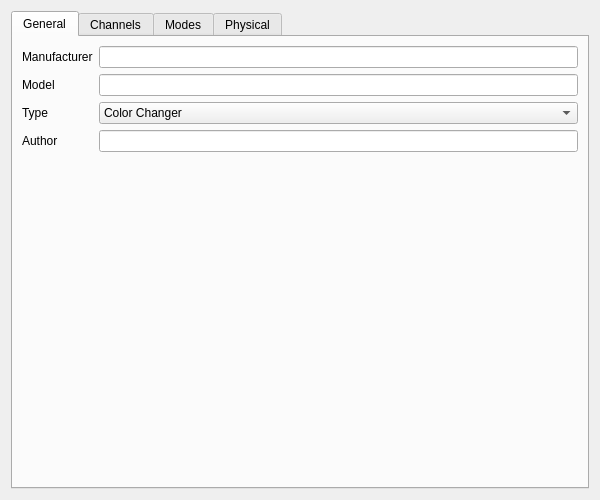
Qt form fixtureeditor/fixtureeditor.ui (mcallegari/qlcplus) before a commit.
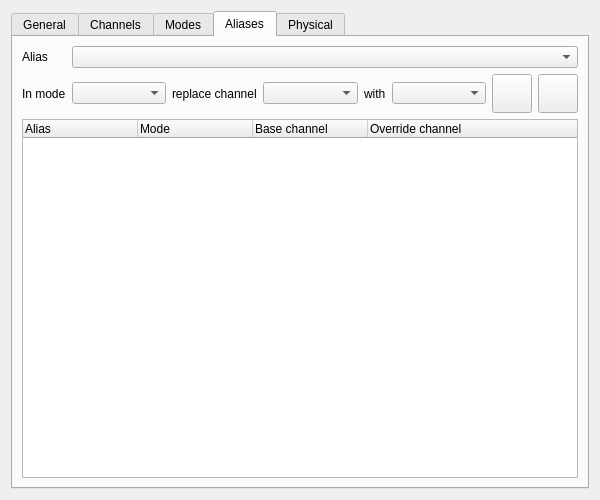
The same form after that commit. The open tabs and pages were chosen to show the change. Icons and pictures are not drawn.

Commit message: fixture editor: UI changes to add/remove aliases

The edit to the form file:
```diff
--- a/fixtureeditor/fixtureeditor.ui
+++ b/fixtureeditor/fixtureeditor.ui
@@ -586,6 +586,151 @@
        </item>
       </layout>
      </widget>
+     <widget class="QWidget" name="tab">
+      <attribute name="title">
+       <string>Aliases</string>
+      </attribute>
+      <layout class="QGridLayout" name="gridLayout_5">
+       <item row="0" column="0">
+        <layout class="QGridLayout" name="m_aliasGroup">
+         <item row="1" column="3">
+          <widget class="QComboBox" name="m_modeChannels">
+           <property name="sizePolicy">
+            <sizepolicy hsizetype="Expanding" vsizetype="Fixed">
+             <horstretch>0</horstretch>
+             <verstretch>0</verstretch>
+            </sizepolicy>
+           </property>
+          </widget>
+         </item>
+         <item row="1" column="0">
+          <widget class="QLabel" name="m_aliasModeLabel">
+           <property name="text">
+            <string>In mode</string>
+           </property>
+          </widget>
+         </item>
+         <item row="1" column="1">
+          <widget class="QComboBox" name="m_modesCombo">
+           <property name="sizePolicy">
+            <sizepolicy hsizetype="Expanding" vsizetype="Fixed">
+             <horstretch>0</horstretch>
+             <verstretch>0</verstretch>
+            </sizepolicy>
+           </property>
+          </widget>
+         </item>
+         <item row="1" column="6">
+          <widget class="QToolButton" name="m_addAliasButton">
+           <property name="toolTip">
+            <string>Add a new alias</string>
+           </property>
+           <property name="text">
+            <string notr="true"/>
+           </property>
+           <property name="icon">
+            <iconset resource="../ui/src/qlcui.qrc">
+             <normaloff>:/edit_add.png</normaloff>:/edit_add.png</iconset>
+           </property>
+           <property name="iconSize">
+            <size>
+             <width>32</width>
+             <height>32</height>
+            </size>
+           </property>
+          </widget>
+         </item>
+         <item row="1" column="4">
+          <widget class="QLabel" name="m_aliasOverrideLabel">
+           <property name="text">
+            <string>with</string>
+           </property>
+          </widget>
+         </item>
+         <item row="1" column="2">
+          <widget class="QLabel" name="m_aliasReplaceLabel">
+           <property name="text">
+            <string>replace channel</string>
+           </property>
+          </widget>
+         </item>
+         <item row="2" column="0" colspan="8">
+          <widget class="QTreeWidget" name="m_aliasTree">
+           <property name="sizePolicy">
+            <sizepolicy hsizetype="Expanding" vsizetype="Preferred">
+             <horstretch>0</horstretch>
+             <verstretch>0</verstretch>
+            </sizepolicy>
+           </property>
+           <attribute name="headerDefaultSectionSize">
+            <number>115</number>
+           </attribute>
+           <column>
+            <property name="text">
+             <string>Alias</string>
+            </property>
+           </column>
+           <column>
+            <property name="text">
+             <string>Mode</string>
+            </property>
+           </column>
+           <column>
+            <property name="text">
+             <string>Base channel</string>
+            </property>
+           </column>
+           <column>
+            <property name="text">
+             <string>Override channel</string>
+            </property>
+           </column>
+          </widget>
+         </item>
+         <item row="1" column="5">
+          <widget class="QComboBox" name="m_allChannels">
+           <property name="sizePolicy">
+            <sizepolicy hsizetype="Expanding" vsizetype="Fixed">
+             <horstretch>0</horstretch>
+             <verstretch>0</verstretch>
+            </sizepolicy>
+           </property>
+          </widget>
+         </item>
+         <item row="1" column="7">
+          <widget class="QToolButton" name="m_removeAliasButton">
+           <property name="toolTip">
+            <string>Remove the currently selected alias</string>
+           </property>
+           <property name="text">
+            <string notr="true"/>
+           </property>
+           <property name="icon">
+            <iconset resource="../ui/src/qlcui.qrc">
+             <normaloff>:/edit_remove.png</normaloff>:/edit_remove.png</iconset>
+           </property>
+           <property name="iconSize">
+            <size>
+             <width>32</width>
+             <height>32</height>
+            </size>
+           </property>
+          </widget>
+         </item>
+         <item row="0" column="0">
+          <widget class="QLabel" name="label">
+           <property name="text">
+            <string>Alias</string>
+           </property>
+          </widget>
+         </item>
+         <item row="0" column="1" colspan="7">
+          <widget class="QComboBox" name="m_aliasCapCombo"/>
+         </item>
+        </layout>
+       </item>
+      </layout>
+     </widget>
      <widget class="QWidget" name="Physical">
       <attribute name="title">
        <string>Physical</string>
```
The commit also changes 3 other files.
